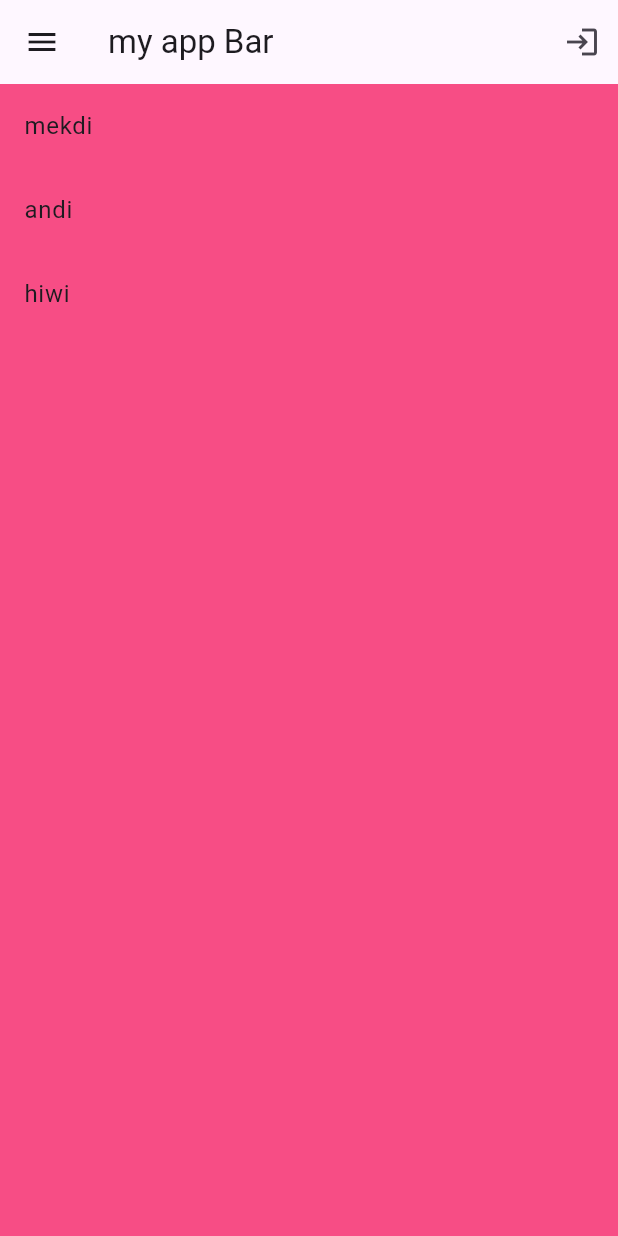
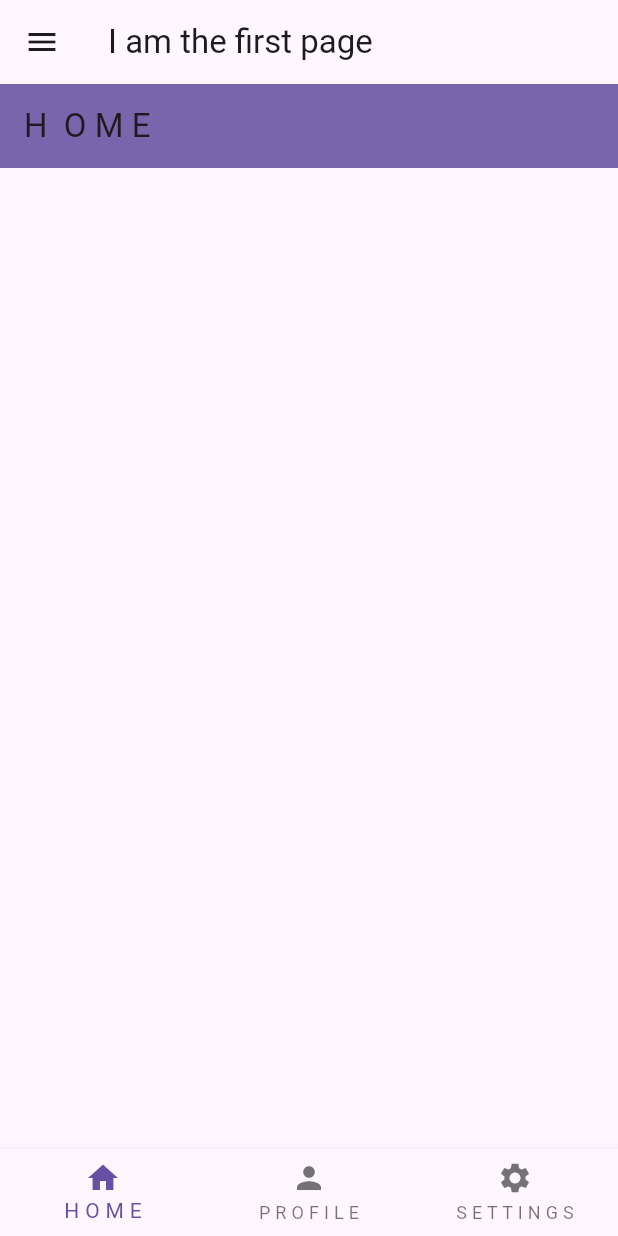
Before and after one commit to Mekdi-kassa/Fluttre, a Flutter app: the screen it shows after launch, on a phone screen of 412 x 824 dp. Run offline on Flutter 3.47's test engine with Material 3 defaults, Android fonts, the phone set to English and light mode, and no system bars.

Commit message:
new features added

```diff
--- a/first_app/lib/main.dart
+++ b/first_app/lib/main.dart
@@ -1,4 +1,8 @@
+import 'package:first_app/pages/first_page.dart';
+import 'package:first_app/pages/second_page.dart';
+import 'package:first_app/pages/settings_page.dart';
 import 'package:flutter/material.dart';
+import 'package:first_app/pages/home_page.dart';
 
 void main() {
   runApp(MyApp());
@@ -106,18 +110,60 @@ class MyApp extends StatelessWidget {
     return MaterialApp(
       debugShowCheckedModeBanner:
           false, //to remove the debug sign on the above we use this
-      home: Scaffold(
-        backgroundColor: Color.fromARGB(255, 247, 77, 133),
-        appBar: AppBar(
-          title: Text("my app Bar"),
-          elevation: 0,
-          leading: Icon(Icons.menu),
-          actions: [IconButton(onPressed: () {}, icon: Icon(Icons.login))],
-        ),
-        body: ListView.builder(
-          itemCount: names.length,
-          itemBuilder: (context, index) => ListTile(title: Text(names[index])),
-        ),
+      home: FirstPage(),
+      routes: {
+        '/secondpage': (context) => SecondPage(),
+        '/settings': (context) => SettingsPage(),
+        '/homepage': (context) => homepage(),
+      },
+
+      // home: Scaffold(
+      //   backgroundColor: Color.fromARGB(255, 247, 77, 133),
+      //   appBar: AppBar(
+      //     title: Text("my app Bar"),
+      //     elevation: 0,
+      //     leading: Icon(Icons.menu),
+      //     actions: [IconButton(onPressed: () {}, icon: Icon(Icons.login))],
+      //   ),
+      //   body: Center(
+      //     child: GestureDetector(
+      //       onTap: () => {print("user tabed")},
+      //       child: Container(
+      //         height: 200,
+      //         width: 200,
+      //         color: const Color.fromARGB(255, 126, 96, 207),
+      //         child: Center(child: Text("Tap Me!")),
+      //       ),
+      //     ),
+      //   ),
+      // body: Stack(
+      //   alignment: Alignment.center,
+      //   children: [
+      //     Container(width: 300, height: 300, color: Colors.deepPurple),
+      //     Container(
+      //       width: 200,
+      //       height: 200,
+      //       color: const Color.fromARGB(255, 140, 127, 177),
+      //     ),
+      //     Container(
+      //       width: 100,
+      //       height: 100,
+      //       color: const Color.fromARGB(255, 171, 150, 227),
+      //     ),
+      //   ],
+      // ),
+      // body: GridView.builder(
+      //   itemCount: 64,
+      //   gridDelegate: SliverGridDelegateWithFixedCrossAxisCount(
+      //     crossAxisCount: 8,
+      //   ),
+      //   itemBuilder: (context, index) =>
+      //       Container(color: Colors.blueGrey, margin: EdgeInsets.all(2 )),
+      // ),
+      // body: ListView.builder(
+      //   itemCount: names.length,
+      //   itemBuilder: (context, index) => ListTile(title: Text(names[index ])),
+      // ),
       // body: ListView(
       //   // mainAxisAlignment: MainAxisAlignment.spaceEvenly,
       //   // crossAxisAlignment: CrossAxisAlignment.end,
@@ -165,7 +211,7 @@ class MyApp extends StatelessWidget {
       //     // ),
       //   ),
       // ),
-      ),
-    ); //matrial app
+    );
+    //matrial app
   }
 }
--- /dev/null
+++ b/first_app/lib/pages/first_page.dart
@@ -0,0 +1,90 @@
+import 'package:first_app/pages/home_page.dart';
+import 'package:first_app/pages/profile_page.dart';
+import 'package:first_app/pages/second_page.dart';
+import 'package:first_app/pages/settings_page.dart';
+import 'package:flutter/material.dart';
+
+class FirstPage extends StatefulWidget {
+  FirstPage({super.key});
+
+  @override
+  State<FirstPage> createState() => _FirstPageState();
+}
+
+class _FirstPageState extends State<FirstPage> {
+  int selected_index = 0;
+
+  List _pages = [homepage(), ProfilePage(), SettingsPage()];
+
+  void _navigbottombar(int index) {
+    setState(() {
+      selected_index = index;
+    });
+  }
+
+  @override
+  Widget build(BuildContext context) {
+    // TODO: implement build
+    return Scaffold(
+      appBar: AppBar(title: Text("I am the first page")),
+      body: _pages[selected_index],
+      bottomNavigationBar: BottomNavigationBar(
+        currentIndex: selected_index,
+        onTap: _navigbottombar,
+        items: [
+          BottomNavigationBarItem(icon: Icon(Icons.home), label: "H O M E"),
+          BottomNavigationBarItem(
+            icon: Icon(Icons.person),
+            label: "P R O F I L E",
+          ),
+          BottomNavigationBarItem(
+            icon: Icon(Icons.settings),
+            label: "S E T T I N G S",
+          ),
+        ],
+      ),
+      drawer: Drawer(
+        backgroundColor: const Color.fromARGB(255, 139, 100, 207),
+        child: Column(
+          children: [
+            DrawerHeader(child: Icon(Icons.favorite, size: 38)),
+            ListTile(
+              leading: Icon(Icons.home),
+              title: Text("H O M E"),
+              onTap: () {
+                Navigator.pop(context);
+                Navigator.pushNamed(context, '/homepage');
+              },
+            ),
+            ListTile(
+              leading: Icon(Icons.settings),
+              title: Text("Settings "),
+              onTap: () {
+                Navigator.pop(context);
+                Navigator.push(
+                  context,
+                  MaterialPageRoute(builder: (context) => SettingsPage()),
+                );
+              },
+            ),
+          ],
+        ),
+      ),
+
+      // body: Center(
+      //   _pages[selected_index]
+      //   child: ElevatedButton(
+      //     child: Text("Go to Second page"),
+      //     onPressed: () {
+      //       // Navigator.push(
+      //       //   context,
+      //       //   MaterialPageRoute(builder: (context) => SecondPage()),
+      //       // );
+      //       Navigator.pop(context);
+      //       Navigator.pushNamed(context, '/secondpage');
+      //     },
+      //   ),
+      // ),
+    );
+  }
+}
--- /dev/null
+++ b/first_app/lib/pages/home_page.dart
@@ -0,0 +1,15 @@
+import 'package:flutter/material.dart';
+
+class homepage extends StatelessWidget {
+  const homepage({super.key});
+  @override
+  Widget build(BuildContext context) {
+    // TODO: implement build
+    return Scaffold(
+      appBar: AppBar(
+        title: Text("H  O M E"),
+        backgroundColor: const Color.fromARGB(255, 120, 101, 172),
+      ),
+    );
+  }
+}
```
Also changed, not shown: first_app/lib/pages/profile_page.dart (added, +10 -0 lines), first_app/lib/pages/second_page.dart (added, +15 -0 lines), first_app/lib/pages/settings_page.dart (added, +15 -0 lines). Lines whose indentation alone changed are shown as unchanged.
